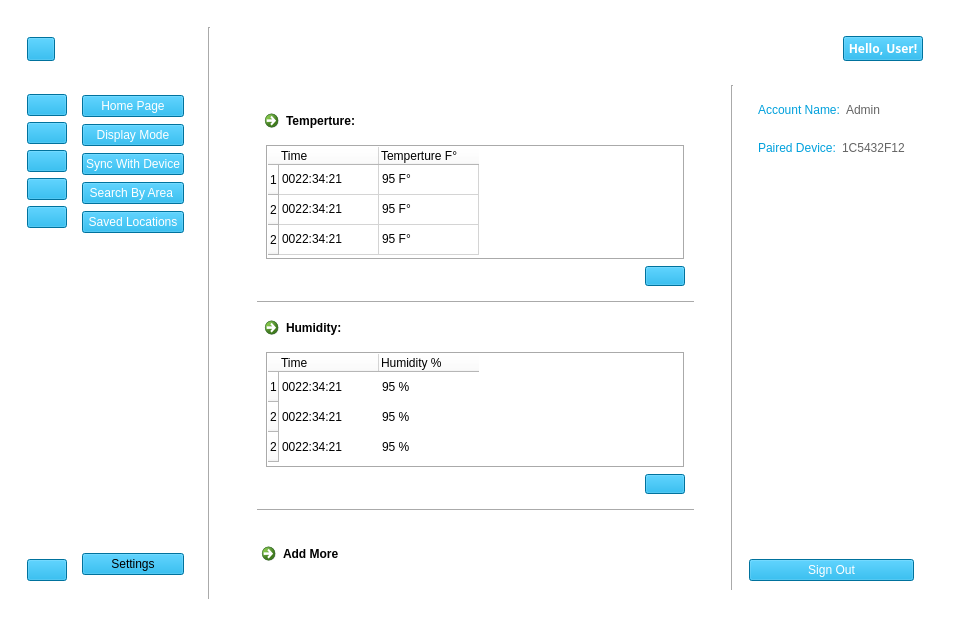
The window that User Interface/WeatherApp.ui (sarscheps/Project---UI-Communications) describes before a commit, drawn with Qt 5.
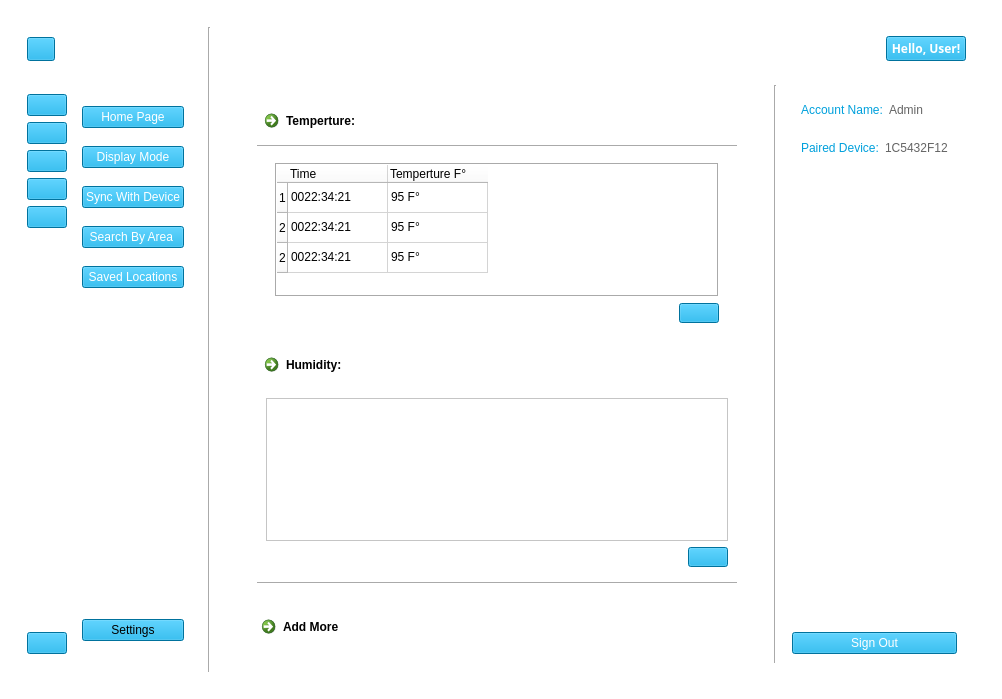
The same window after the commit. The open tabs and pages were chosen to show the change. Icons and pictures are not drawn. Custom widgets are drawn as their Qt base class.

The edit to the form file:
```diff
--- a/User Interface/WeatherApp.ui
+++ b/User Interface/WeatherApp.ui
@@ -6,8 +6,8 @@
    <rect>
     <x>0</x>
     <y>0</y>
-    <width>959</width>
-    <height>626</height>
+    <width>1002</width>
+    <height>699</height>
    </rect>
   </property>
   <property name="sizePolicy">
@@ -150,167 +150,6 @@
                            </property>
                           </widget>
                          </item>
-                         <item>
-                          <widget class="QWidget" name="tempExtendableWidget" native="true">
-                           <property name="autoFillBackground">
-                            <bool>false</bool>
-                           </property>
-                           <layout class="QVBoxLayout" name="verticalLayout_4">
-                            <property name="topMargin">
-                             <number>0</number>
-                            </property>
-                            <item>
-                             <widget class="QTableWidget" name="tempTableWidget">
-                              <property name="focusPolicy">
-                               <enum>Qt::WheelFocus</enum>
-                              </property>
-                              <property name="frameShape">
-                               <enum>QFrame::Box</enum>
-                              </property>
-                              <property name="autoScroll">
-                               <bool>true</bool>
-                              </property>
-                              <property name="editTriggers">
-                               <set>QAbstractItemView::NoEditTriggers</set>
-                              </property>
-                              <property name="tabKeyNavigation">
-                               <bool>false</bool>
-                              </property>
-                              <property name="showDropIndicator" stdset="0">
-                               <bool>false</bool>
-                              </property>
-                              <property name="showGrid">
-                               <bool>true</bool>
-                              </property>
-                              <property name="gridStyle">
-                               <enum>Qt::SolidLine</enum>
-                              </property>
-                              <property name="sortingEnabled">
-                               <bool>false</bool>
-                              </property>
-                              <property name="cornerButtonEnabled">
-                               <bool>true</bool>
-                              </property>
-                              <attribute name="horizontalHeaderVisible">
-                               <bool>true</bool>
-                              </attribute>
-                              <attribute name="horizontalHeaderCascadingSectionResizes">
-                               <bool>false</bool>
-                              </attribute>
-                              <attribute name="horizontalHeaderHighlightSections">
-                               <bool>true</bool>
-                              </attribute>
-                              <attribute name="verticalHeaderVisible">
-                               <bool>true</bool>
-                              </attribute>
-                              <row>
-                               <property name="text">
-                                <string>1</string>
-                               </property>
-                              </row>
-                              <row>
-                               <property name="text">
-                                <string>2</string>
-                               </property>
-                              </row>
-                              <row>
-                               <property name="text">
-                                <string>2</string>
-                               </property>
-                              </row>
-                              <column>
-                               <property name="text">
-                                <string>Time</string>
-                               </property>
-                               <property name="textAlignment">
-                                <set>AlignLeading|AlignVCenter</set>
-                               </property>
-                              </column>
-                              <column>
-                               <property name="text">
-                                <string>Temperture F°</string>
-                               </property>
-                               <property name="textAlignment">
-                                <set>AlignLeading|AlignVCenter</set>
-                               </property>
-                              </column>
-                              <item row="0" column="0">
-                               <property name="text">
-                                <string>0022:34:21</string>
-                               </property>
-                              </item>
-                              <item row="0" column="1">
-                               <property name="text">
-                                <string>95 F°</string>
-                               </property>
-                              </item>
-                              <item row="1" column="0">
-                               <property name="text">
-                                <string>0022:34:21</string>
-                               </property>
-                              </item>
-                              <item row="1" column="1">
-                               <property name="text">
-                                <string>95 F°</string>
-                               </property>
-                              </item>
-                              <item row="2" column="0">
-                               <property name="text">
-                                <string>0022:34:21</string>
-                               </property>
-                              </item>
-                              <item row="2" column="1">
-                               <property name="text">
-                                <string>95 F°</string>
-                               </property>
-                              </item>
-                             </widget>
-                            </item>
-                            <item>
-                             <layout class="QHBoxLayout" name="tempPlotButtonHLayout">
-                              <item>
-                               <spacer name="tempPlotButtonSpacer">
-                                <property name="orientation">
-                                 <enum>Qt::Horizontal</enum>
-                                </property>
-                                <property name="sizeHint" stdset="0">
-                                 <size>
-                                  <width>40</width>
-                                  <height>20</height>
-                                 </size>
-                                </property>
-                               </spacer>
-                              </item>
-                              <item>
-                               <widget class="QPushButton" name="tempPlotBushButton">
-                                <property name="minimumSize">
-                                 <size>
-                                  <width>40</width>
-                                  <height>20</height>
-                                 </size>
-                                </property>
-                                <property name="cursor">
-                                 <cursorShape>PointingHandCursor</cursorShape>
-                                </property>
-                                <property name="styleSheet">
-                                 <string notr="true">font: 700 9pt &quot;Segoe UI&quot;;
-background-color: rgb(0, 160, 220);
-border-color: rgb(0, 0, 0);</string>
-                                </property>
-                                <property name="text">
-                                 <string/>
-                                </property>
-                                <property name="icon">
-                                 <iconset>
-                                  <normaloff>icons/BasicIcons/icons8-computer-software-with-point-line-diagram-graph-plot-24.png</normaloff>icons/BasicIcons/icons8-computer-software-with-point-line-diagram-graph-plot-24.png</iconset>
-                                </property>
-                               </widget>
-                              </item>
-                             </layout>
-                            </item>
-                           </layout>
-                          </widget>
-                         </item>
                          <item>
                           <widget class="Line" name="line">
                            <property name="orientation">
@@ -318,6 +157,249 @@
                            </property>
                           </widget>
                          </item>
+                         <item>
+                          <widget class="QWidget" name="tempExtendableWidget" native="true">
+                           <property name="autoFillBackground">
+                            <bool>false</bool>
+                           </property>
+                           <layout class="QVBoxLayout" name="verticalLayout_8">
+                            <property name="topMargin">
+                             <number>0</number>
+                            </property>
+                            <item>
+                             <widget class="QStackedWidget" name="stackedWidget">
+                              <property name="currentIndex">
+                               <number>1</number>
+                              </property>
+                              <widget class="QWidget" name="page_5">
+                               <layout class="QHBoxLayout" name="horizontalLayout_17">
+                                <item>
+                                 <widget class="QWidget" name="widget_3" native="true">
+                                  <layout class="QVBoxLayout" name="verticalLayout_13">
+                                   <property name="leftMargin">
+                                    <number>0</number>
+                                   </property>
+                                   <property name="topMargin">
+                                    <number>0</number>
+                                   </property>
+                                   <property name="rightMargin">
+                                    <number>0</number>
+                                   </property>
+                                   <property name="bottomMargin">
+                                    <number>0</number>
+                                   </property>
+                                   <item>
+                                    <widget class="QTableWidget" name="tempTableWidget_3">
+                                     <property name="focusPolicy">
+                                      <enum>Qt::WheelFocus</enum>
+                                     </property>
+                                     <property name="frameShape">
+                                      <enum>QFrame::Box</enum>
+                                     </property>
+                                     <property name="autoScroll">
+                                      <bool>true</bool>
+                                     </property>
+                                     <property name="editTriggers">
+                                      <set>QAbstractItemView::NoEditTriggers</set>
+                                     </property>
+                                     <property name="tabKeyNavigation">
+                                      <bool>false</bool>
+                                     </property>
+                                     <property name="showDropIndicator" stdset="0">
+                                      <bool>false</bool>
+                                     </property>
+                                     <property name="showGrid">
+                                      <bool>true</bool>
+                                     </property>
+                                     <property name="gridStyle">
+                                      <enum>Qt::SolidLine</enum>
+                                     </property>
+                                     <property name="sortingEnabled">
+                                      <bool>false</bool>
+                                     </property>
+                                     <property name="cornerButtonEnabled">
+                                      <bool>true</bool>
+                                     </property>
+                                     <attribute name="horizontalHeaderVisible">
+                                      <bool>true</bool>
+                                     </attribute>
+                                     <attribute name="horizontalHeaderCascadingSectionResizes">
+                                      <bool>false</bool>
+                                     </attribute>
+                                     <attribute name="horizontalHeaderHighlightSections">
+                                      <bool>true</bool>
+                                     </attribute>
+                                     <attribute name="verticalHeaderVisible">
+                                      <bool>true</bool>
+                                     </attribute>
+                                     <row>
+                                      <property name="text">
+                                       <string>1</string>
+                                      </property>
+                                     </row>
+                                     <row>
+                                      <property name="text">
+                                       <string>2</string>
+                                      </property>
+                                     </row>
+                                     <row>
+                                      <property name="text">
+                                       <string>2</string>
+                                      </property>
+                                     </row>
+                                     <column>
+                                      <property name="text">
+                                       <string>Time</string>
+                                      </property>
+                                      <property name="textAlignment">
+                                       <set>AlignLeading|AlignVCenter</set>
+                                      </property>
+                                     </column>
+                                     <column>
+                                      <property name="text">
+                                       <string>Temperture F°</string>
+                                      </property>
+                                      <property name="textAlignment">
+                                       <set>AlignLeading|AlignVCenter</set>
+                                      </property>
+                                     </column>
+                                     <item row="0" column="0">
+                                      <property name="text">
+                                       <string>0022:34:21</string>
+                                      </property>
+                                     </item>
+                                     <item row="0" column="1">
+                                      <property name="text">
+                                       <string>95 F°</string>
+                                      </property>
+                                     </item>
+                                     <item row="1" column="0">
+                                      <property name="text">
+                                       <string>0022:34:21</string>
+                                      </property>
+                                     </item>
+                                     <item row="1" column="1">
+                                      <property name="text">
+                                       <string>95 F°</string>
+                                      </property>
+                                     </item>
+                                     <item row="2" column="0">
+                                      <property name="text">
+                                       <string>0022:34:21</string>
+                                      </property>
+                                     </item>
+                                     <item row="2" column="1">
+                                      <property name="text">
+                                       <string>95 F°</string>
+                                      </property>
+                                     </item>
+                                    </widget>
+                                   </item>
+                                   <item>
+                                    <layout class="QHBoxLayout" name="tempPlotButtonHLayout_3">
+                                     <item>
+                                      <spacer name="tempPlotButtonSpacer_3">
+                                       <property name="orientation">
+                                        <enum>Qt::Horizontal</enum>
+                                       </property>
+                                       <property name="sizeHint" stdset="0">
+                                        <size>
+                                         <width>40</width>
+                                         <height>20</height>
+                                        </size>
+                                       </property>
+                                      </spacer>
+                                     </item>
+                                     <item>
+                                      <widget class="QPushButton" name="tempPlotBushButton_3">
+                                       <property name="minimumSize">
+                                        <size>
+                                         <width>40</width>
+                                         <height>20</height>
+                                        </size>
+                                       </property>
+                                       <property name="cursor">
+                                        <cursorShape>PointingHandCursor</cursorShape>
+                                       </property>
+                                       <property name="styleSheet">
+                                        <string notr="true">font: 700 9pt &quot;Segoe UI&quot;;
+background-color: rgb(0, 160, 220);
+border-color: rgb(0, 0, 0);</string>
+                                       </property>
+                                       <property name="text">
+                                        <string/>
+                                       </property>
+                                       <property name="icon">
+                                        <iconset>
+                                         <normaloff>icons/BasicIcons/icons8-computer-software-with-point-line-diagram-graph-plot-24.png</normaloff>icons/BasicIcons/icons8-computer-software-with-point-line-diagram-graph-plot-24.png</iconset>
+                                       </property>
+                                      </widget>
+                                     </item>
+                                    </layout>
+                                   </item>
+                                  </layout>
+                                 </widget>
+                                </item>
+                               </layout>
+                              </widget>
+                              <widget class="QWidget" name="page_6">
+                               <layout class="QVBoxLayout" name="verticalLayout_15">
+                                <item>
+                                 <layout class="QVBoxLayout" name="verticalLayout_14">
+                                  <item>
+                                   <widget class="QGraphicsView" name="graphicsView"/>
+                                  </item>
+                                  <item>
+                                   <layout class="QHBoxLayout" name="tempPlotButtonHLayout_4">
+                                    <item>
+                                     <spacer name="tempPlotButtonSpacer_4">
+                                      <property name="orientation">
+                                       <enum>Qt::Horizontal</enum>
+                                      </property>
+                                      <property name="sizeHint" stdset="0">
+                                       <size>
+                                        <width>40</width>
+                                        <height>20</height>
+                                       </size>
+                                      </property>
+                                     </spacer>
+                                    </item>
+                                    <item>
+                                     <widget class="QPushButton" name="tempPlotBushButton_4">
+                                      <property name="minimumSize">
+                                       <size>
+                                        <width>40</width>
+                                        <height>20</height>
+                                       </size>
+                                      </property>
+                                      <property name="cursor">
+                                       <cursorShape>PointingHandCursor</cursorShape>
+                                      </property>
+                                      <property name="styleSheet">
+                                       <string notr="true">font: 700 9pt &quot;Segoe UI&quot;;
+background-color: rgb(0, 160, 220);
+border-color: rgb(0, 0, 0);</string>
+                                      </property>
+                                      <property name="text">
+                                       <string/>
+                                      </property>
+                                      <property name="icon">
+                                       <iconset>
+                                        <normaloff>icons/BasicIcons/icons8-computer-software-with-point-line-diagram-graph-plot-24.png</normaloff>icons/BasicIcons/icons8-computer-software-with-point-line-diagram-graph-plot-24.png</iconset>
+                                      </property>
+                                     </widget>
+                                    </item>
+                                   </layout>
+                                  </item>
+                                 </layout>
+                                </item>
+                               </layout>
+                              </widget>
+                             </widget>
+                            </item>
+                           </layout>
+                          </widget>
+                         </item>
                         </layout>
                        </item>
                        <item>
@@ -393,13 +475,26 @@
                           </widget>
                          </item>
                          <item>
-                          <widget class="QWidget" name="humidityExtendableWidget" native="true">
-                           <layout class="QVBoxLayout" name="verticalLayout_6">
+                          <widget class="QStackedWidget" name="stackedWidget_3">
+                           <property name="currentIndex">
+                            <number>0</number>
+                           </property>
+                           <widget class="QWidget" name="page_7">
+                            <layout class="QHBoxLayout" name="horizontalLayout_18">
+                             <item>
+                              <widget class="QWidget" name="widget_4" native="true">
+                               <layout class="QVBoxLayout" name="verticalLayout_16">
+                                <property name="leftMargin">
+                                 <number>0</number>
+                                </property>
                             <property name="topMargin">
                              <number>0</number>
                             </property>
                             <item>
-                             <widget class="QTableWidget" name="humidityTableWidget">
+                                 <widget class="QTableWidget" name="tempTableWidget_4">
+                                  <property name="focusPolicy">
+                                   <enum>Qt::WheelFocus</enum>
+                                  </property>
                               <property name="frameShape">
                                <enum>QFrame::Box</enum>
                               </property>
@@ -416,6 +511,12 @@
                                <bool>false</bool>
                               </property>
                               <property name="showGrid">
+                                   <bool>true</bool>
+                                  </property>
+                                  <property name="gridStyle">
+                                   <enum>Qt::SolidLine</enum>
+                                  </property>
+                                  <property name="sortingEnabled">
                                <bool>false</bool>
                               </property>
                               <property name="cornerButtonEnabled">
@@ -430,6 +531,9 @@
                               <attribute name="horizontalHeaderHighlightSections">
                                <bool>true</bool>
                               </attribute>
+                                  <attribute name="verticalHeaderVisible">
+                                   <bool>true</bool>
+                                  </attribute>
                               <row>
                                <property name="text">
                                 <string>1</string>
@@ -455,7 +559,7 @@
                               </column>
                               <column>
                                <property name="text">
-                                <string>Humidity %</string>
+                                    <string>Temperture F°</string>
                                </property>
                                <property name="textAlignment">
                                 <set>AlignLeading|AlignVCenter</set>
@@ -468,7 +572,7 @@
                               </item>
                               <item row="0" column="1">
                                <property name="text">
-                                <string>95 %</string>
+                                    <string>95 F°</string>
                                </property>
                               </item>
                               <item row="1" column="0">
@@ -478,7 +582,7 @@
                               </item>
                               <item row="1" column="1">
                                <property name="text">
-                                <string>95 %</string>
+                                    <string>95 F°</string>
                                </property>
                               </item>
                               <item row="2" column="0">
@@ -488,13 +592,13 @@
                               </item>
                               <item row="2" column="1">
                                <property name="text">
-                                <string>95 %</string>
+                                    <string>95 F°</string>
                                </property>
                               </item>
                              </widget>
                             </item>
                             <item>
-                             <layout class="QHBoxLayout" name="humidityPlotButtonHLayout">
+                                 <layout class="QHBoxLayout" name="tempPlotButtonHLayout_5">
                               <item>
                                <spacer name="humidityPlotButtonSpacer">
                                 <property name="orientation">
@@ -536,6 +640,63 @@
                              </layout>
                             </item>
                            </layout>
+                              </widget>
+                             </item>
+                            </layout>
+                           </widget>
+                           <widget class="QWidget" name="page_8">
+                            <layout class="QVBoxLayout" name="verticalLayout_17">
+                             <item>
+                              <layout class="QVBoxLayout" name="verticalLayout_18">
+                               <item>
+                                <widget class="QGraphicsView" name="graphicsView_2"/>
+                               </item>
+                               <item>
+                                <layout class="QHBoxLayout" name="tempPlotButtonHLayout_6">
+                                 <item>
+                                  <spacer name="tempPlotButtonSpacer_6">
+                                   <property name="orientation">
+                                    <enum>Qt::Horizontal</enum>
+                                   </property>
+                                   <property name="sizeHint" stdset="0">
+                                    <size>
+                                     <width>40</width>
+                                     <height>20</height>
+                                    </size>
+                                   </property>
+                                  </spacer>
+                                 </item>
+                                 <item>
+                                  <widget class="QPushButton" name="tempPlotBushButton_6">
+                                   <property name="minimumSize">
+                                    <size>
+                                     <width>40</width>
+                                     <height>20</height>
+                                    </size>
+                                   </property>
+                                   <property name="cursor">
+                                    <cursorShape>PointingHandCursor</cursorShape>
+                                   </property>
+                                   <property name="styleSheet">
+                                    <string notr="true">font: 700 9pt &quot;Segoe UI&quot;;
+background-color: rgb(0, 160, 220);
+border-color: rgb(0, 0, 0);</string>
+                                   </property>
+                                   <property name="text">
+                                    <string/>
+                                   </property>
+                                   <property name="icon">
+                                    <iconset>
+                                     <normaloff>icons/BasicIcons/icons8-computer-software-with-point-line-diagram-graph-plot-24.png</normaloff>icons/BasicIcons/icons8-computer-software-with-point-line-diagram-graph-plot-24.png</iconset>
+                                   </property>
+                                  </widget>
+                                 </item>
+                                </layout>
+                               </item>
+                              </layout>
+                             </item>
+                            </layout>
+                           </widget>
                           </widget>
                          </item>
                          <item>
```
Left out of the diff: 49 changed lines with no effect on the pictures. Lines whose indentation alone changed are shown as unchanged.
